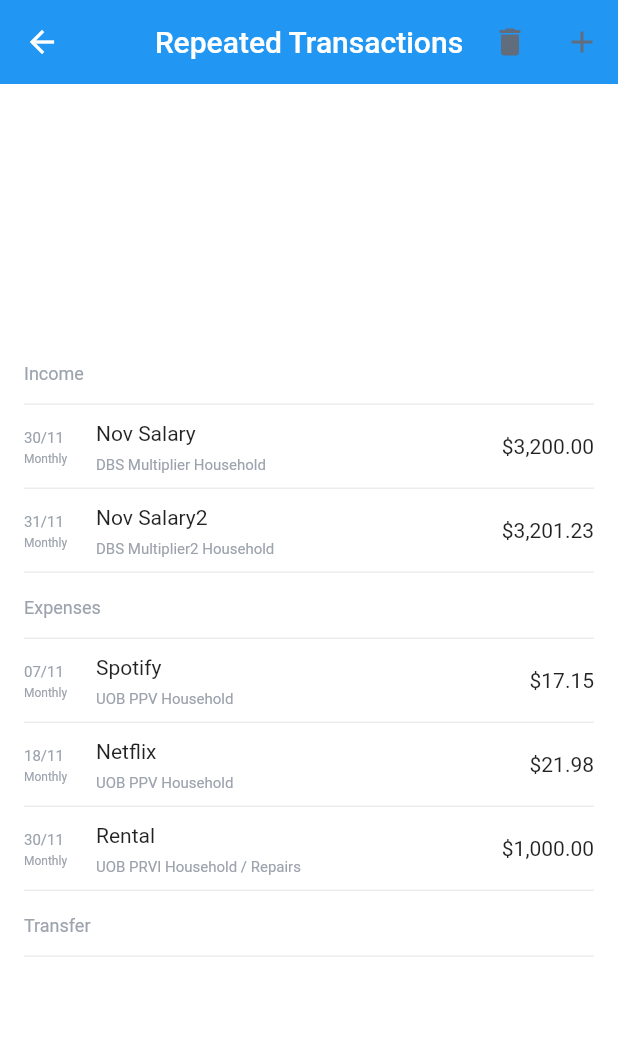
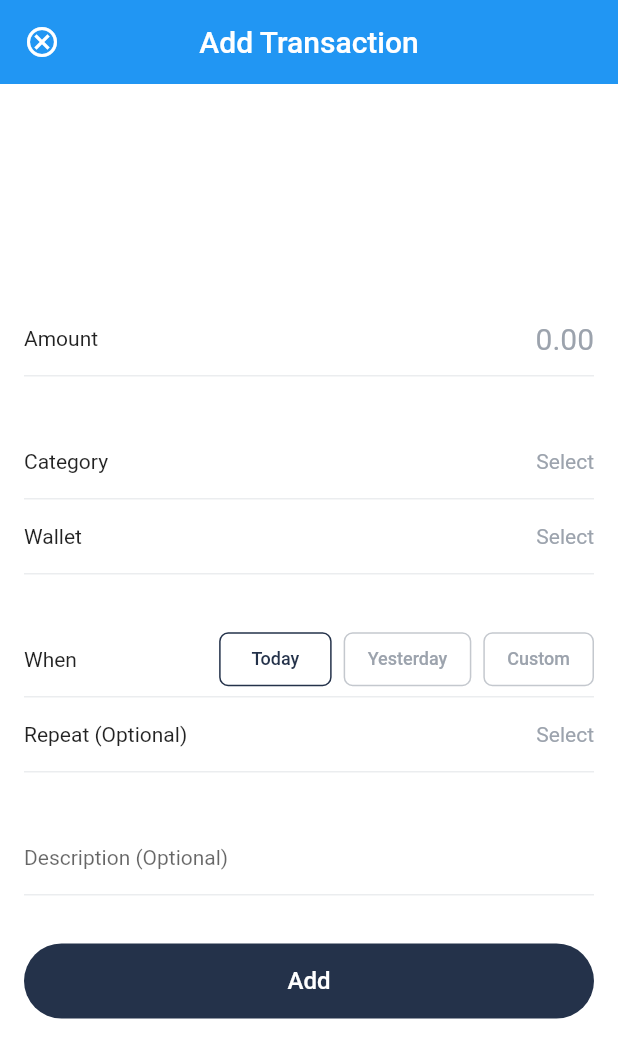
Before and after one commit to DaveChia/starto_wallet, a Flutter app: the RepeatedTransactions screen opened directly, after a tap on the "add" icon, on a phone screen of 412 x 824 dp. Shown: the top 1058 px of the screen. Run offline on Flutter 3.47's test engine with Material 2 defaults, Android fonts, the phone set to English and light mode, and no system bars; our stand-ins replace shared_preferences; accounts and stored records are empty.

Commit message:
Added create_transaction view

```diff
--- /dev/null
+++ b/lib/views/create_transaction.dart
@@ -0,0 +1,472 @@
+import 'package:flutter/material.dart';
+import 'package:intl/intl.dart';
+
+class CreateTransaction extends StatefulWidget {
+  @override
+  _CreateTransactionState createState() => _CreateTransactionState();
+}
+
+class _CreateTransactionState extends State<CreateTransaction> {
+  String selectedWhen = 'today';
+  Color borderColor = Color(0xFFEBEDEF);
+  Color hintTextColor = Color(0xFF9CA3AD);
+  Color backgroundColor = Color(0xFFFFFFFF);
+  Color addButtonColor = Color(0xFF24324A);
+  Color whenButtonInactiveColor = Color(0xFFC4C8CE);
+  Color whenButtonInactiveTextColor = Color(0xFF9CA3AD);
+  Color whenButtonActiveColor = Color(0xFF24324A);
+  Color whenButtonActiveTextColor = Color(0xFF24324A);
+
+  var formatter = NumberFormat('#,##,###.00#');
+
+  @override
+  Widget build(BuildContext context) {
+    double width = MediaQuery.of(context).size.width;
+    return Scaffold(
+      backgroundColor: backgroundColor,
+      appBar: AppBar(
+        centerTitle: true,
+        title: Text('Add Transaction'),
+        elevation: 0,
+        leading: IconButton(
+          onPressed: () {
+            Navigator.pop(context);
+          },
+          icon: Icon(Icons.cancel_outlined),
+        ),
+      ),
+      body: Center(
+        child: Padding(
+          padding: EdgeInsets.only(left: 16, right: 16),
+          child: SingleChildScrollView(
+            child: Stack(children: [
+              Column(children: [
+                Container(
+                  height: 50,
+                  decoration: BoxDecoration(
+                    border: Border(
+                      bottom: BorderSide(
+                        width: 1.0,
+                        color: borderColor,
+                      ),
+                    ),
+                  ),
+                  child: Row(
+                    children: [
+                      Expanded(
+                        child: Text(
+                          'Amount',
+                          style: TextStyle(
+                            fontSize: 14.0,
+                          ),
+                        ),
+                      ),
+                      Expanded(
+                        child: TextField(
+                          keyboardType: TextInputType.number,
+                          textAlign: TextAlign.right,
+                          decoration: InputDecoration(
+                            border: InputBorder.none,
+                            hintText: '0.00',
+                            hintStyle: TextStyle(
+                              color: hintTextColor,
+                              fontSize: 20.0,
+                            ),
+                          ),
+                        ),
+                      ),
+                    ],
+                  ),
+                ),
+                Container(
+                  height: 32,
+                ),
+                Container(
+                  height: 50,
+                  decoration: BoxDecoration(
+                    border: Border(
+                      bottom: BorderSide(
+                        width: 1.0,
+                        color: borderColor,
+                      ),
+                    ),
+                  ),
+                  child: Row(
+                    children: [
+                      Expanded(
+                        child: Text(
+                          'Category',
+                          style: TextStyle(
+                            fontSize: 14.0,
+                          ),
+                        ),
+                      ),
+                      Expanded(
+                          child: DropdownButton<String>(
+                        icon: Visibility(
+                          visible: false,
+                          child: Icon(Icons.arrow_downward),
+                        ),
+                        items: <String>[
+                          'Select',
+                          'Cash',
+                          'Debit Card',
+                          'Bank Account',
+                          'Credit Card',
+                          'Loan Account'
+                        ].map((String value) {
+                          return DropdownMenuItem<String>(
+                            value: value,
+                            child: Container(
+                              width: (width - 16 - 16) / 2,
+                              child: Text(
+                                value,
+                                style: value == 'Select'
+                                    ? TextStyle(
+                                        color: hintTextColor, fontSize: 14)
+                                    : TextStyle(fontSize: 14),
+                                textAlign: TextAlign.right, //this will do that
+                              ),
+                            ),
+                          );
+                        }).toList(),
+                        onChanged: (value) {
+                          // setState(() {
+                          //   walletType = value;
+                          // });
+                          // print('Changed wallet type');
+                          // print(walletType);
+                        },
+                        underline: SizedBox(),
+                        value: 'Select',
+                      )),
+                    ],
+                  ),
+                ),
+                Container(
+                  height: 50,
+                  decoration: BoxDecoration(
+                    border: Border(
+                      bottom: BorderSide(
+                        width: 1.0,
+                        color: borderColor,
+                      ),
+                    ),
+                  ),
+                  child: Row(
+                    children: [
+                      Expanded(
+                        child: Text(
+                          'Wallet',
+                          style: TextStyle(
+                            fontSize: 14.0,
+                          ),
+                        ),
+                      ),
+                      Expanded(
+                          child: DropdownButton<String>(
+                        icon: Visibility(
+                          visible: false,
+                          child: Icon(Icons.arrow_downward),
+                        ),
+                        items: <String>[
+                          'Select',
+                          'Cash',
+                          'Debit Card',
+                          'Bank Account',
+                          'Credit Card',
+                          'Loan Account'
+                        ].map((String value) {
+                          return DropdownMenuItem<String>(
+                            value: value,
+                            child: Container(
+                              width: (width - 16 - 16) / 2,
+                              child: Text(
+                                value,
+                                style: value == 'Select'
+                                    ? TextStyle(
+                                        color: hintTextColor, fontSize: 14)
+                                    : TextStyle(fontSize: 14),
+                                textAlign: TextAlign.right, //this will do that
+                              ),
+                            ),
+                          );
+                        }).toList(),
+                        onChanged: (value) {
+                          // setState(() {
+                          //   walletType = value;
+                          // });
+                          // print('Changed wallet type');
+                          // print(walletType);
+                        },
+                        underline: SizedBox(),
+                        value: 'Select',
+                      )),
+                    ],
+                  ),
+                ),
+                Container(
+                  height: 32,
+                ),
+                Container(
+                  height: 50,
+                  decoration: BoxDecoration(
+                    border: Border(
+                      bottom: BorderSide(
+                        width: 1.0,
+                        color: borderColor,
+                      ),
+                    ),
+                  ),
+                  child: Row(
+                    children: [
+                      Expanded(
+                        child: Text(
+                          'When',
+                          style: TextStyle(
+                            fontSize: 14.0,
+                          ),
+                        ),
+                      ),
+                      ButtonTheme(
+                        minWidth: 75,
+                        height: 36,
+                        child: RaisedButton(
+                          shape: RoundedRectangleBorder(
+                              borderRadius: new BorderRadius.circular(6.0),
+                              side: BorderSide(
+                                color: selectedWhen == 'today'
+                                    ? whenButtonActiveColor
+                                    : whenButtonInactiveColor,
+                              )),
+                          elevation: 0,
+                          color: backgroundColor,
+                          onPressed: () {
+                            setState(() {
+                              selectedWhen = 'today';
+                            });
+                          },
+                          child: Text(
+                            'Today',
+                            style: TextStyle(
+                              color: selectedWhen == 'today'
+                                  ? whenButtonActiveTextColor
+                                  : whenButtonInactiveTextColor,
+                              fontSize: 12.0,
+                            ),
+                          ),
+                        ),
+                      ),
+                      Container(
+                        width: 8,
+                      ),
+                      ButtonTheme(
+                        minWidth: 82,
+                        height: 36,
+                        child: RaisedButton(
+                          shape: RoundedRectangleBorder(
+                              borderRadius: new BorderRadius.circular(6.0),
+                              side: BorderSide(
+                                color: selectedWhen == 'yesterday'
+                                    ? whenButtonActiveColor
+                                    : whenButtonInactiveColor,
+                              )),
+                          elevation: 0,
+                          color: backgroundColor,
+                          onPressed: () {
+                            setState(() {
+                              selectedWhen = 'yesterday';
+                            });
+                          },
+                          child: Text(
+                            'Yesterday',
+                            style: TextStyle(
+                              color: selectedWhen == 'yesterday'
+                                  ? whenButtonActiveTextColor
+                                  : whenButtonInactiveTextColor,
+                              fontSize: 12.0,
+                            ),
+                          ),
+                        ),
+                      ),
+                      Container(
+                        width: 8,
+                      ),
+                      ButtonTheme(
+                        minWidth: 68,
+                        height: 36,
+                        child: RaisedButton(
+                          shape: RoundedRectangleBorder(
+                              borderRadius: new BorderRadius.circular(6.0),
+                              side: BorderSide(
+                                color: selectedWhen == 'custom'
+                                    ? whenButtonActiveColor
+                                    : whenButtonInactiveColor,
+                              )),
+                          elevation: 0,
+                          color: backgroundColor,
+                          onPressed: () {
+                            setState(() {
+                              selectedWhen = 'custom';
+                            });
+                          },
+                          child: Text(
+                            'Custom',
+                            style: TextStyle(
+                              color: selectedWhen == 'custom'
+                                  ? whenButtonActiveTextColor
+                                  : whenButtonInactiveTextColor,
+                              fontSize: 12.0,
+                            ),
+                          ),
+                        ),
+                      ),
+                    ],
+                  ),
+                ),
+                Container(
+                  height: 50,
+                  decoration: BoxDecoration(
+                    border: Border(
+                      bottom: BorderSide(
+                        width: 1.0,
+                        color: borderColor,
+                      ),
+                    ),
+                  ),
+                  child: Row(
+                    children: [
+                      Expanded(
+                        child: Text(
+                          'Repeat (Optional)',
+                          style: TextStyle(
+                            fontSize: 14.0,
+                          ),
+                        ),
+                      ),
+                      Expanded(
+                          child: DropdownButton<String>(
+                        icon: Visibility(
+                          visible: false,
+                          child: Icon(Icons.arrow_downward),
+                        ),
+                        items: <String>[
+                          'Select',
+                          'Cash',
+                          'Debit Card',
+                          'Bank Account',
+                          'Credit Card',
+                          'Loan Account'
+                        ].map((String value) {
+                          return DropdownMenuItem<String>(
+                            value: value,
+                            child: Container(
+                              width: (width - 16 - 16) / 2,
+                              child: Text(
+                                value,
+                                style: value == 'Select'
+                                    ? TextStyle(
+                                        color: hintTextColor, fontSize: 14)
+                                    : TextStyle(fontSize: 14),
+                                textAlign: TextAlign.right, //this will do that
+                              ),
+                            ),
+                          );
+                        }).toList(),
+                        onChanged: (value) {
+                          // setState(() {
+                          //   walletType = value;
+                          // });
+                          // print('Changed wallet type');
+                          // print(walletType);
+                        },
+                        underline: SizedBox(),
+                        value: 'Select',
+                      )),
+                    ],
+                  ),
+                ),
+                Container(
+                  height: 32,
+                ),
+                Container(
+                  height: 50,
+                  decoration: BoxDecoration(
+                    border: Border(
+                      bottom: BorderSide(
+                        width: 1.0,
+                        color: borderColor,
+                      ),
+                    ),
+                  ),
+                  child: TextField(
+                    decoration: InputDecoration(
+                      border: InputBorder.none,
+                      hintText: 'Description (Optional)',
+                      hintStyle: TextStyle(
+                        fontSize: 14.0,
+                      ),
+                    ),
+                  ),
+                ),
+                Container(
+                  height: 32,
+                ),
+                Row(
+                  children: [
+                    Expanded(
+                      child: ButtonTheme(
+                        height: 50,
+                        child: RaisedButton(
+                          shape: RoundedRectangleBorder(
+                            borderRadius: new BorderRadius.circular(100.0),
+                          ),
+                          elevation: 0,
+                          color: addButtonColor,
+                          onPressed: () {
+                            // print('save wallet');
+                            // print(walletName);
+                            // if (walletName == '') {
+                            //   setState(() {
+                            //     walletNameError = true;
+                            //   });
+                            // } else {
+                            //   setState(() {
+                            //     walletNameError = false;
+                            //   });
+                            // }
+                            // if (walletType == 'Select') {
+                            //   setState(() {
+                            //     walletTypeError = true;
+                            //   });
+                            // } else {
+                            //   setState(() {
+                            //     walletTypeError = false;
+                            //   });
+                            // }
+                            // if (walletNameError == true ||
+                            //     walletTypeError == true) {
+                            //   return false;
+                            // }
+                            // _store_wallet();
+                          },
+                          child: Text(
+                            'Add',
+                            style: TextStyle(
+                              color: Colors.white,
+                              fontSize: 16.0,
+                            ),
+                          ),
+                        ),
+                      ),
+                    ),
+                  ],
+                ),
+              ]),
+            ]),
+          ),
+        ),
+      ),
+    );
+  }
+}
--- a/lib/views/repeated_transactions.dart
+++ b/lib/views/repeated_transactions.dart
@@ -1,5 +1,6 @@
 import 'package:flutter/material.dart';
 import 'package:intl/intl.dart';
+import './create_transaction.dart' as CreateTransaction;
 
 class RepeatedTransactions extends StatefulWidget {
   @override
@@ -108,7 +109,12 @@ class _RepeatedTransactionsState extends State<RepeatedTransactions> {
               color: addIconColor,
             ),
             onPressed: () {
-              print('add transactions');
+              Navigator.push(
+                context,
+                MaterialPageRoute(
+                    builder: (context) =>
+                        CreateTransaction.CreateTransaction()),
+              );
             },
           )
         ],
```
